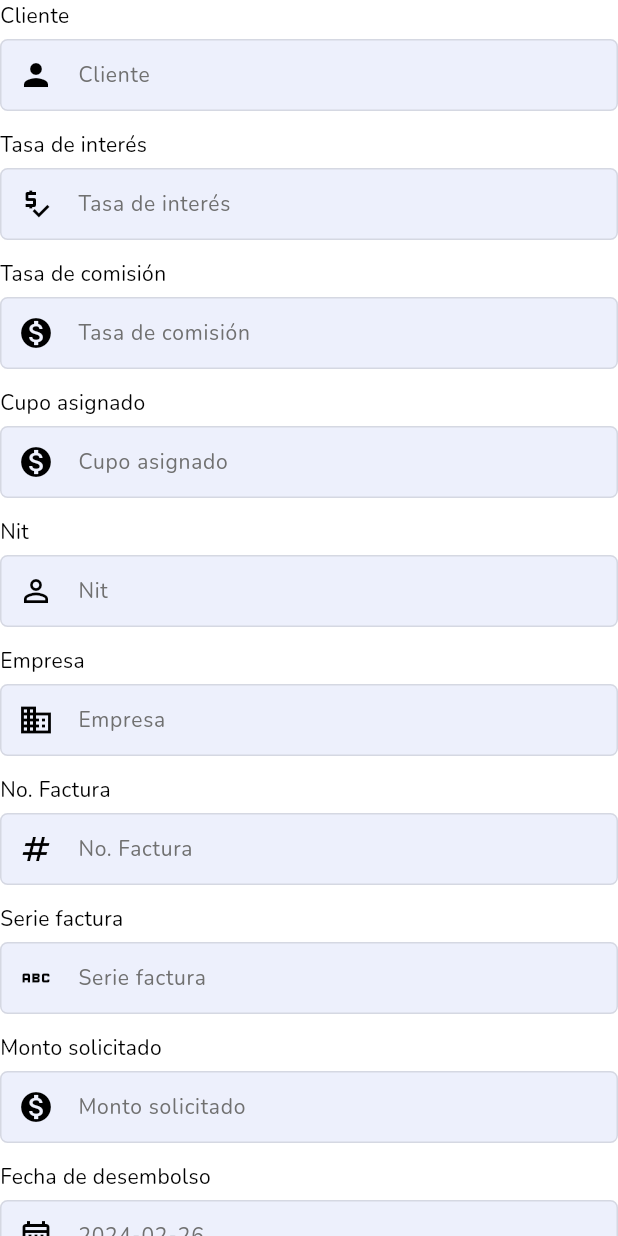
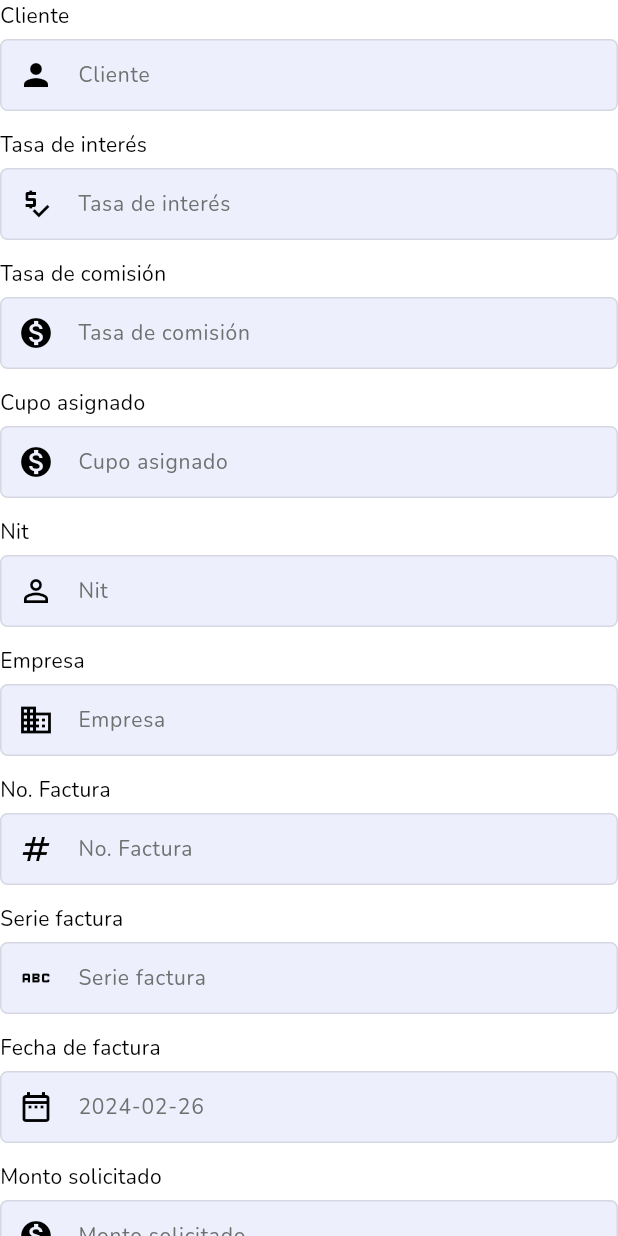
Before and after one commit to ichelescoga/factoring-app, a Flutter app: the FormCreditApplication widget shown alone on an empty page, opened directly with empty values, on a phone screen of 412 x 824 dp. Run offline on Flutter 3.47's test engine with Material 3 defaults, Android fonts, the phone set to English and light mode, and no system bars; drawn by our look-alikes of flutter_easyloading; our stand-ins replace easy_stepper, file_picker, flutter_dotenv, flutter_image_compress, flutter_riverpod, flutter_speed_dial and 9 more.

Commit message:
format date for services

```diff
--- a/lib/views/credit_application_form/forms/form_credit_application.dart
+++ b/lib/views/credit_application_form/forms/form_credit_application.dart
@@ -103,6 +103,23 @@ class FormCreditApplication extends StatelessWidget {
             hintText: "Serie factura",
             validator: (value) => notEmptyFieldValidator(value),
             prefixIcon: Icons.abc),
+        CustomDatePicker(
+          controller: _ctrl.billDate,
+          label: "Fecha de factura",
+          hintText: "Fecha de factura",
+          prefixIcon: Icons.date_range_outlined,
+          validator: (value) {
+            // bool isDateValid = daysOldValidator(value.toString(), 2);
+            // if (!isDateValid) {
+            //   return "La fecha debe ser mayor 2 días";
+            // }
+            if (value != null) return null;
+            return "VALIDE CAMPOS";
+          },
+          initialDate: DateTime.now(),
+          firstDate: DateTime(actualYear - 60),
+          lastDate: DateTime(actualYear + 1),
+        ),
         //divider
         CustomInputWidget(
             controller: TextEditingController(
```
Also changed, not shown: lib/views/credit_application_form/controller/credit_application_form_controller.dart (+15 -5 lines).
